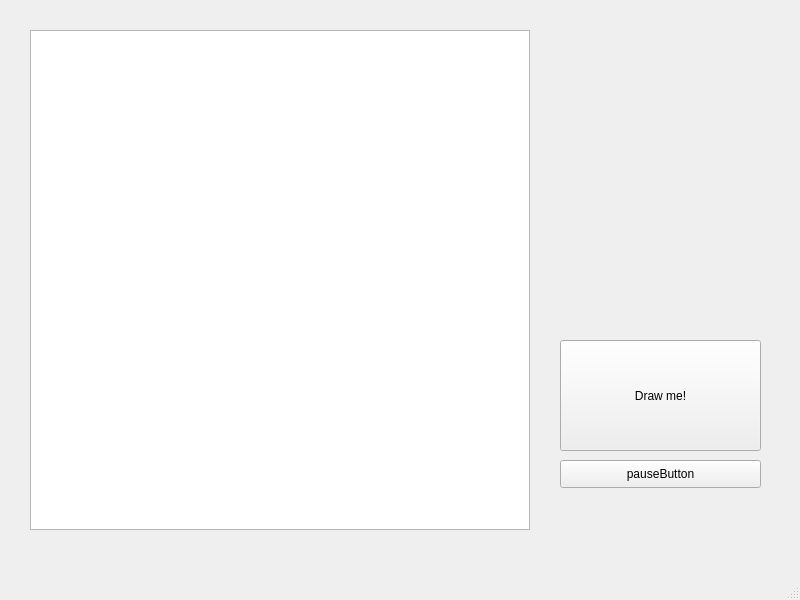
First picture: the form in wdw.ui, repository NoferBeautiful/random-search-multiple-targets, before the edit.
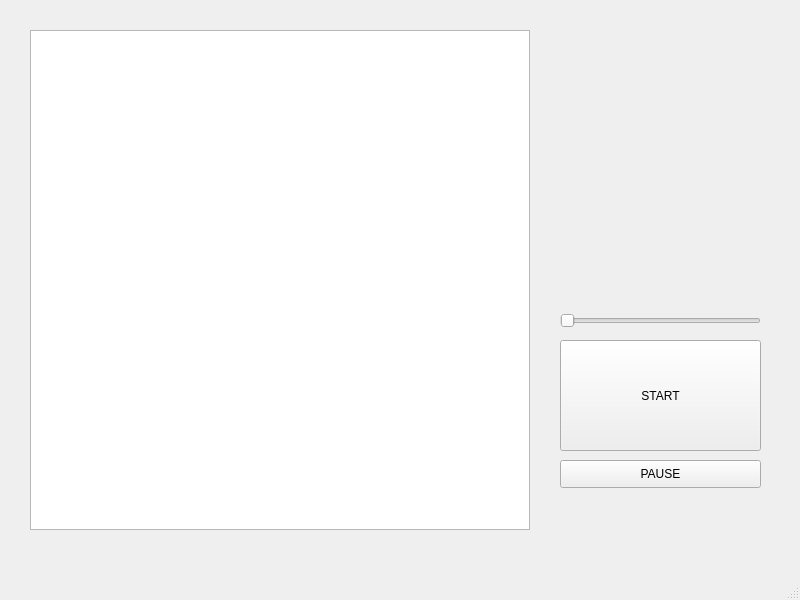
Second picture: the form after the edit.

The edit to the form file:
```diff
--- a/wdw.ui
+++ b/wdw.ui
@@ -34,7 +34,7 @@
      </rect>
     </property>
     <property name="text">
-     <string>Draw me!</string>
+     <string>START</string>
     </property>
    </widget>
    <widget class="QPushButton" name="pauseButton">
@@ -47,7 +47,35 @@
      </rect>
     </property>
     <property name="text">
-     <string>pauseButton</string>
+     <string>PAUSE</string>
+    </property>
+    <property name="checkable">
+     <bool>false</bool>
+    </property>
+   </widget>
+   <widget class="QSlider" name="speedSlider">
+    <property name="geometry">
+     <rect>
+      <x>560</x>
+      <y>310</y>
+      <width>201</width>
+      <height>22</height>
+     </rect>
+    </property>
+    <property name="minimum">
+     <number>10</number>
+    </property>
+    <property name="maximum">
+     <number>70</number>
+    </property>
+    <property name="orientation">
+     <enum>Qt::Horizontal</enum>
+    </property>
+    <property name="tickPosition">
+     <enum>QSlider::NoTicks</enum>
+    </property>
+    <property name="tickInterval">
+     <number>0</number>
     </property>
    </widget>
   </widget>
```
Left out of the diff: 2 changed lines with no effect on the pictures.
